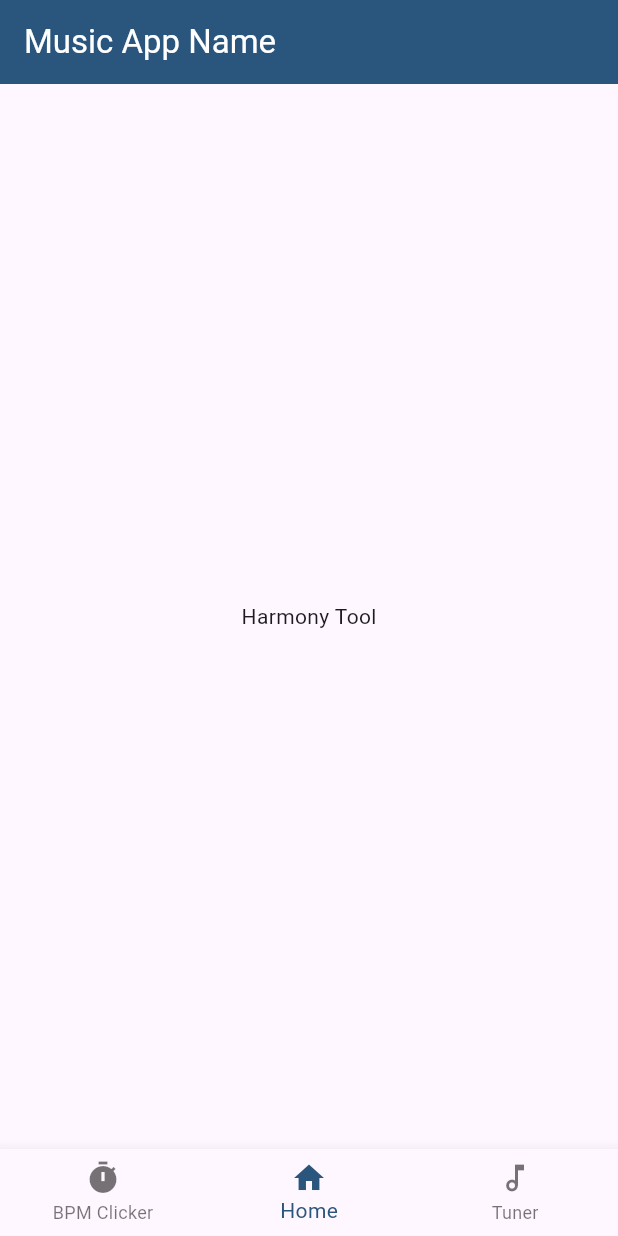
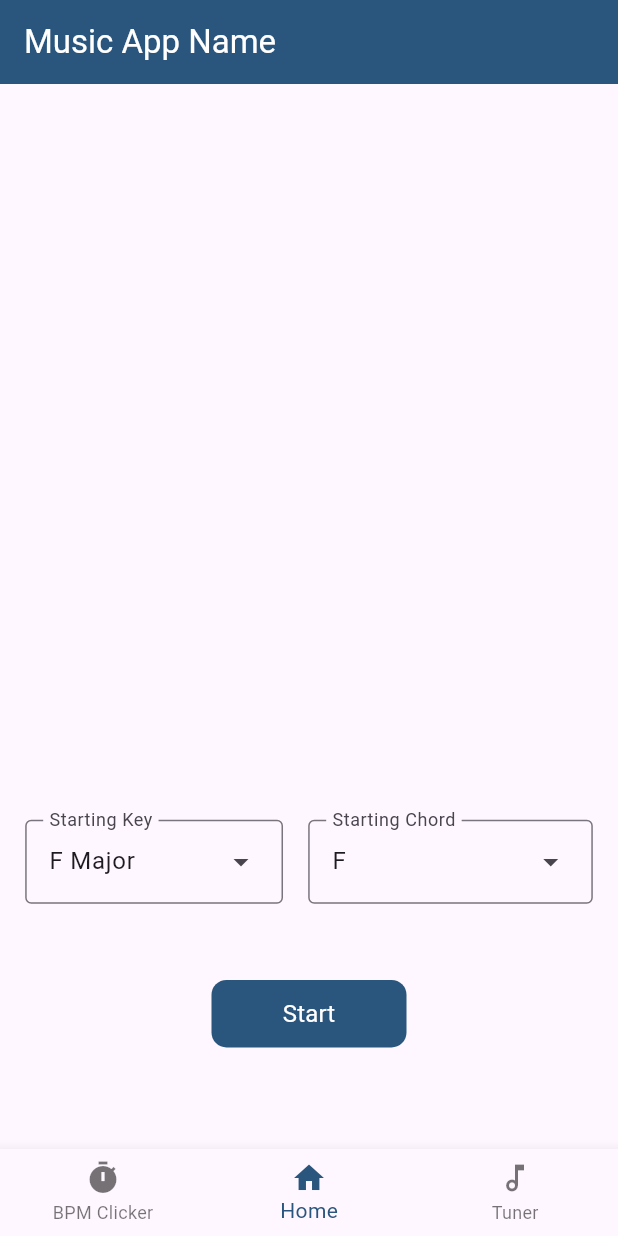
Before and after one commit to Natewhit205/Progression-App, a Flutter app: the screen it shows after launch, on a phone screen of 412 x 824 dp. Run offline on Flutter 3.47's test engine with Material 3 defaults, Android fonts, the phone set to English and light mode, and no system bars; our stand-ins replace hive, hive_flutter; missing offline and left inert: flutter_audio_capture, pitch_detector_dart, pitchupdart; accounts and stored records are empty.

Commit message:
Created Keys class to manage options for harmony tool

```diff
--- a/lib/chord.dart
+++ b/lib/chord.dart
@@ -1,3 +1,5 @@
+import 'dart:math';
+
 import 'package:hive/hive.dart';
 part 'chord.g.dart';
 
@@ -7,16 +9,39 @@ class Chord {
   int iD;
 
   @HiveField(1)
+  String chordName;
+
+  @HiveField(2)
   List<int> nextChords;
 
-  @HiveField(2)
+  @HiveField(3)
   List<String> nextChordNames;
 
-  @HiveField(3)
+  @HiveField(4)
   bool modulates = false;
 
-  @HiveField(4)
-  Map keyShifts = {};
+  @HiveField(5)
+  Map<int, int> keyShifts = {};
 
-  Chord(this.iD, this.nextChords, this.nextChordNames, this.modulates, this.keyShifts);
+  Chord(this.iD, this.chordName, this.nextChords, this.nextChordNames, this.modulates, this.keyShifts);
+
+  List<int> getPossibleChords() {
+    List<int> output = nextChords;
+
+    if (modulates) {
+      output.add(-1);
+      /* -1 will represent choosing to modulate to another key.
+      After selecting to do so the system will then pull a random
+      chord and key from the keyShifts Map */
+    }
+
+    return output;
+  }
+
+  Map<int, int> getModulation() {
+    int index = Random().nextInt(keyShifts.length);
+    int key = keyShifts.keys.elementAt(index);
+    int value = keyShifts[key]!;
+    return {key: value};
+  }
 }
--- /dev/null
+++ b/lib/keys.dart
@@ -0,0 +1,83 @@
+import 'package:flutter/material.dart';
+
+class Keys {
+  List<DropdownMenuEntry> keys = [
+    const DropdownMenuEntry(value: 1, label: 'F Major'),
+    const DropdownMenuEntry(value: 2, label: 'C Minor'),
+    const DropdownMenuEntry(value: 3, label: 'D Minor'),
+    const DropdownMenuEntry(value: 4, label: 'F# Minor'),
+    const DropdownMenuEntry(value: 5, label: 'E Major'),
+    const DropdownMenuEntry(value: 6, label: 'A Major'),
+    const DropdownMenuEntry(value: 7, label: 'B Major'),
+  ];
+
+  List<List<DropdownMenuEntry>> chords = [
+    [
+      const DropdownMenuEntry(value: 1, label: 'F'),
+      const DropdownMenuEntry(value: 2, label: 'Gm'),
+      const DropdownMenuEntry(value: 3, label: 'Am', enabled: false),
+      const DropdownMenuEntry(value: 4, label: 'Bb'),
+      const DropdownMenuEntry(value: 5, label: 'C'),
+      const DropdownMenuEntry(value: 6, label: 'Dm'),
+      const DropdownMenuEntry(value: 7, label: 'Edim', enabled: false),
+    ],
+    [
+      const DropdownMenuEntry(value: 1, label: 'Cm'),
+      const DropdownMenuEntry(value: 2, label: 'Ddim'),
+      const DropdownMenuEntry(value: 3, label: 'Eb'),
+      const DropdownMenuEntry(value: 4, label: 'Fm'),
+      const DropdownMenuEntry(value: 5, label: 'Gm'),
+      const DropdownMenuEntry(value: 6, label: 'Ab'),
+      const DropdownMenuEntry(value: 7, label: 'Bb'),
+    ],
+    [
+      const DropdownMenuEntry(value: 1, label: 'Dm'),
+      const DropdownMenuEntry(value: 2, label: 'Edim', enabled: false),
+      const DropdownMenuEntry(value: 3, label: 'F'),
+      const DropdownMenuEntry(value: 4, label: 'Gm'),
+      const DropdownMenuEntry(value: 5, label: 'Am', enabled: false),
+      const DropdownMenuEntry(value: 6, label: 'Bb'),
+      const DropdownMenuEntry(value: 7, label: 'C'),
+    ],
+    [
+      const DropdownMenuEntry(value: 1, label: 'F#m'),
+      const DropdownMenuEntry(value: 2, label: 'G#dim', enabled: false),
+      const DropdownMenuEntry(value: 3, label: 'A'),
+      const DropdownMenuEntry(value: 4, label: 'Bm'),
+      const DropdownMenuEntry(value: 5, label: 'C#m'),
+      const DropdownMenuEntry(value: 6, label: 'D'),
+      const DropdownMenuEntry(value: 7, label: 'E'),
+    ],
+    [
+      const DropdownMenuEntry(value: 1, label: 'E', enabled: false),
+      const DropdownMenuEntry(value: 2, label: 'F#m', enabled: false),
+      const DropdownMenuEntry(value: 3, label: 'G#m', enabled: false),
+      const DropdownMenuEntry(value: 4, label: 'A', enabled: false),
+      const DropdownMenuEntry(value: 5, label: 'B'),
+      const DropdownMenuEntry(value: 6, label: 'C#m', enabled: false),
+      const DropdownMenuEntry(value: 7, label: 'D#dim', enabled: false),
+    ],
+    [
+      const DropdownMenuEntry(value: 1, label: 'A'),
+      const DropdownMenuEntry(value: 2, label: 'Bm', enabled: false),
+      const DropdownMenuEntry(value: 3, label: 'C#m'),
+      const DropdownMenuEntry(value: 4, label: 'D'),
+      const DropdownMenuEntry(value: 5, label: 'E'),
+      const DropdownMenuEntry(value: 6, label: 'F#m'),
+      const DropdownMenuEntry(value: 7, label: 'G#dim', enabled: false),
+    ],
+    [
+      const DropdownMenuEntry(value: 1, label: 'B', enabled: false),
+      const DropdownMenuEntry(value: 2, label: 'C#m', enabled: false),
+      const DropdownMenuEntry(value: 3, label: 'D#m', enabled: false),
+      const DropdownMenuEntry(value: 4, label: 'E', enabled: false),
+      const DropdownMenuEntry(value: 5, label: 'F#'),
+      const DropdownMenuEntry(value: 6, label: 'G#m', enabled: false),
+      const DropdownMenuEntry(value: 7, label: 'A#dim', enabled: false),
+    ],
+  ];
+
+  List<DropdownMenuEntry> getChords(selectedKey) {
+    return chords[selectedKey - 1];
+  }
+}
--- a/lib/main.dart
+++ b/lib/main.dart
@@ -10,49 +10,69 @@ late Box<Chord> box;
 
 Future<void> main() async {
   WidgetsFlutterBinding.ensureInitialized();
+  print('Test 1');
   await Hive.initFlutter();
+  print('Test 2');
   Hive.registerAdapter(ChordAdapter());
+  print('Test 3');
   box = await Hive.openBox<Chord>('decisionMap');
+  print('Test 4');
 
+  List<String> files = [
+    'assets/chord_maps/f_maj.csv',
+    'assets/chord_maps/c_min.csv',
+    'assets/chord_maps/d_min.csv',
+    'assets/chord_maps/f#_min.csv',
+    'assets/chord_maps/e_maj.csv',
+    'assets/chord_maps/a_maj.csv',
+    'assets/chord_maps/b_maj.csv'
+  ];
+
+  for (int k = 0; k < files.length; k++) {
     String csv = 'assets/chord_maps/f_maj.csv';
     String fileData = await rootBundle.loadString(csv);
+    print('CSV Data: $fileData');
 
     List<String> rows = fileData.split('\n');
 
     for (int i = 0; i < rows.length; i++) {
       String row = rows[i].trim(); //remove trailing whitespace or new lines
-    print(row);
       if (row.isEmpty) continue; //skip empty rows
       List<String> itemInRow = row.split(',');
 
       int iD = 0;
+      String chordName = '';
       List<int> nextChords = [];
       List<String> nextChordNames = [];
       bool modulates = false;
-    Map keyShifts = {};
+      Map<int, int> keyShifts = {};
 
       for (int j = 0; j < itemInRow.length; j++) {
         if (j == 0) {
           iD = int.parse(itemInRow[j]);
+        } else if (j == 1) {
+          chordName = itemInRow[j];
         } else {
           while (itemInRow[j] != '-1') {
             nextChords.add(int.parse(itemInRow[j]));
             j++;
           }
           j++; //skip the -1 entry
+
           while (itemInRow[j] != '0') {
             nextChordNames.add(itemInRow[j]);
             j++;
           }
           j++; //skip the 0 entry
-        List tempValues = [];
+
+          List<int> tempValues = [];
           while (itemInRow[j] != "None") {
             modulates = true;
             if (itemInRow[j] == "-") {
               continue;
             }
 
-          tempValues.add(itemInRow[j]);
+            tempValues.add(int.parse(itemInRow[j]));
 
             if (tempValues.length == 2) {
               keyShifts[tempValues[0]] = tempValues[1];
@@ -63,10 +83,17 @@ Future<void> main() async {
         }
       }
 
-    Chord chord = Chord(iD, nextChords, nextChordNames, modulates, keyShifts);
+      Chord chord = Chord(iD, chordName, nextChords, nextChordNames, modulates, keyShifts);
+      int key = int.parse(itemInRow[0]);
 
-    int key = int.parse(itemInRow[0]);
+      try {
         box.put(key, chord);
+        print('Stored chord: ID=$iD, ChordName=$chordName NextChords=$nextChords, NextChordNames=$nextChordNames, Modulates=$modulates, KeyShifts=$keyShifts');
+      } catch(e) {
+        print('Error storing chord: $e');
+      }
+    }
+
   }
 
   runApp (
--- a/lib/screens/harmony_screen.dart
+++ b/lib/screens/harmony_screen.dart
@@ -1,4 +1,5 @@
 import 'package:flutter/material.dart';
+import 'package:flutter_music_application/keys.dart';
 
 class HarmonyScreen extends StatefulWidget {
   const HarmonyScreen({super.key});
@@ -13,11 +14,92 @@ class HarmonyScreenState extends State<HarmonyScreen> with AutomaticKeepAliveCli
   @override
   bool get wantKeepAlive => true;
 
+  Keys key = Keys();
+
+  int selectedKey = 1;
+  int selectedChord = 1;
+  String chordProgression = "";
+
+  @override
+  void initState() {
+    super.initState();
+
+  }
+
   @override
   Widget build(BuildContext context) {
     super.build(context);
-    return const Center(
-      child: Text('Harmony Tool'),
+    return Center(
+      child: Align(
+        alignment: Alignment.center,
+        child: SizedBox(
+          height: MediaQuery.of(context).size.height,
+          width: MediaQuery.of(context).size.width,
+          child: Stack(
+            alignment: Alignment.topLeft,
+            children: [
+              Align(
+                alignment: const Alignment(0.0, 0.5),
+                child: Row(
+                  crossAxisAlignment: CrossAxisAlignment.center,
+                  mainAxisAlignment: MainAxisAlignment.spaceEvenly,
+                  children: [
+                    DropdownMenu(
+                      dropdownMenuEntries: key.keys,
+                      initialSelection: 1,
+                      enableSearch: false,
+                      enableFilter: false,
+                      onSelected: (index) {
+                        if (selectedKey != index) {
+                          setState(() {
+                            selectedKey = index;
+                          });
+                        }
+                      },
+                      label: const Text('Starting Key'),
+                    ),
+                    DropdownMenu(
+                      dropdownMenuEntries: key.getChords(selectedKey),
+                      initialSelection: selectedChord,
+                      enableSearch: false,
+                      enableFilter: false,
+                      onSelected: (index) {
+                        setState(() {
+                          selectedChord = index;
+                        });
+                      },
+                      label: const Text('Starting Chord'),
+                    ),
+                  ],
+                ),
+              ),
+              Align(
+                alignment: const Alignment(0.0, 0.8),
+                child: MaterialButton(
+                  onPressed: () {},
+                  color: const Color.fromARGB(255, 42, 85, 124),
+                  elevation: 0,
+                  shape: const RoundedRectangleBorder(
+                    borderRadius: BorderRadius.all(Radius.circular(10.0)),
+                  ),
+                  textColor: const Color(0xfffffdfd),
+                  height: 45,
+                  minWidth: 130,
+                  padding: const EdgeInsets.symmetric(horizontal: 16, vertical: 8),
+                  child: const Text(
+                    'Start',
+                    style: TextStyle(
+                      fontSize: 16,
+                      fontWeight: FontWeight.w400,
+                      fontStyle: FontStyle.normal,
+                    ),
+                  ),
+                )
+              ),
+            ]
+          ),
+        ),
+      ),
     );
   }
 }
```
Also changed, not shown: assets/chord_maps/a_maj.csv (+7 -7 lines), assets/chord_maps/b_maj.csv (+7 -7 lines), assets/chord_maps/c_min.csv (+7 -7 lines), assets/chord_maps/d_min.csv (+7 -7 lines), assets/chord_maps/e_maj.csv (+7 -7 lines), assets/chord_maps/f#_min.csv (+7 -7 lines), assets/chord_maps/f_maj.csv (+7 -7 lines), lib/chord.g.dart, pubspec.lock. Lines whose indentation alone changed are shown as unchanged.
